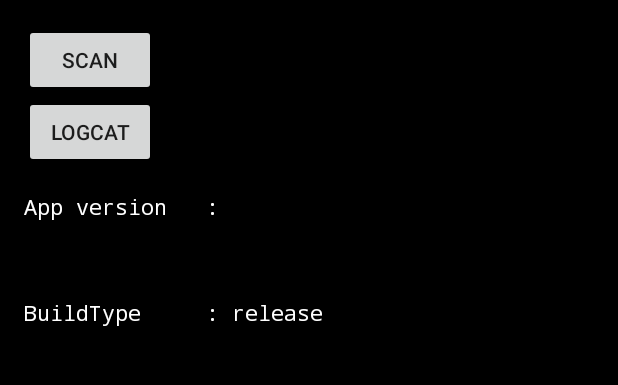
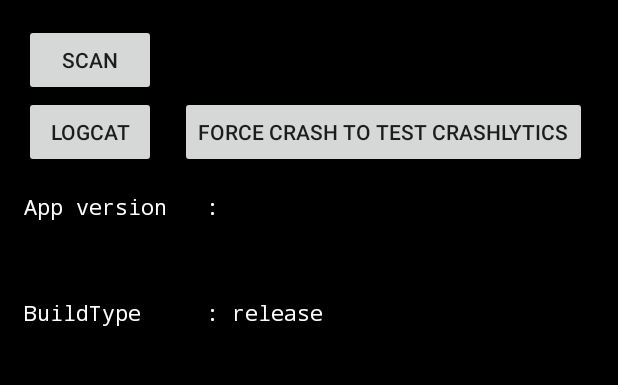
Before and after one commit to hannesa2/document-scanner, an Android app: the screen it shows after launch (StartActivity), on a phone screen of 412 x 824 dp, the part 84-469 px from its top. Run offline under Robolectric (Android 15) with nearby library versions, the phone set to English and light mode, and no system bars; our stand-ins replace Timber; libraries missing offline, so code that uses them is left out: info.hannes.logcat; 3 statements that could not run were skipped.

Commit message:
Button to test Crashlytics

```diff
--- a/app/src/main/java/info/hannes/documentscanner/demo/DetectApplication.kt
+++ b/app/src/main/java/info/hannes/documentscanner/demo/DetectApplication.kt
@@ -1,23 +1,15 @@
 package info.hannes.documentscanner.demo
 
 import android.annotation.SuppressLint
-import android.app.Application
+import info.hannes.logcat.LoggingApplication
 import info.hannes.timber.FileLoggingTree
 import timber.log.Timber
 
-class DetectApplication : Application() {
+class DetectApplication : LoggingApplication() {
 
     @SuppressLint("HardwareIds")
     override fun onCreate() {
         super.onCreate()
-
-        val oldHandler = Thread.getDefaultUncaughtExceptionHandler()
-
-        Thread.setDefaultUncaughtExceptionHandler { t, e ->
-            @Suppress("ControlFlowWithEmptyBody")
-            Timber.e(e.cause?.also { } ?: run { e })
-            oldHandler?.uncaughtException(t, e)
-        }
 
         externalCacheDir?.let {
             Timber.plant(FileLoggingTree(it, this))
--- a/app/src/main/java/info/hannes/documentscanner/demo/StartActivity.kt
+++ b/app/src/main/java/info/hannes/documentscanner/demo/StartActivity.kt
@@ -3,6 +3,9 @@ package info.hannes.documentscanner.demo
 import android.annotation.SuppressLint
 import android.content.Intent
 import android.os.Bundle
+import android.os.Handler
+import android.os.Looper
+import android.widget.Toast
 import androidx.appcompat.app.AppCompatActivity
 import info.hannes.documentscanner.demo.databinding.ActivityStartBinding
 import info.hannes.github.AppUpdateHelper
@@ -22,6 +25,10 @@ class StartActivity : AppCompatActivity() {
 
         binding.buttonScan.setOnClickListener { startActivity(Intent(this, PreviewActivity::class.java)) }
         binding.buttonLog.setOnClickListener { startActivity(Intent(this, BothLogActivity::class.java)) }
+        binding.buttonCrash.setOnClickListener {
+            Toast.makeText(this, "force crash ${info.hannes.logcat.BuildConfig.VERSIONNAME}", Toast.LENGTH_SHORT).show()
+            Handler(Looper.getMainLooper()).postDelayed({ throw RuntimeException("Test Crash ${info.hannes.logcat.BuildConfig.VERSIONNAME}") }, 3000)
+        }
 
         binding.textBuildType.text = "BuildType     : ${BuildConfig.BUILD_TYPE}"
         binding.textAppVersion.text = "App version   : ${BuildConfig.VERSION_NAME}"
--- a/app/src/main/res/layout/activity_start.xml
+++ b/app/src/main/res/layout/activity_start.xml
@@ -23,6 +23,16 @@
         android:layout_height="wrap_content"
         android:text="logcat"
         app:layout_constraintStart_toStartOf="@+id/buttonScan"
+        app:layout_constraintTop_toBottomOf="@+id/buttonScan"
+        tools:ignore="HardcodedText" />
+
+    <Button
+        android:id="@+id/buttonCrash"
+        android:layout_width="wrap_content"
+        android:layout_height="wrap_content"
+        android:layout_marginStart="@dimen/fab_margin"
+        android:text="Force crash to test Crashlytics"
+        app:layout_constraintStart_toEndOf="@+id/buttonLog"
         app:layout_constraintTop_toBottomOf="@+id/buttonScan"
         tools:ignore="HardcodedText" />
 
```
